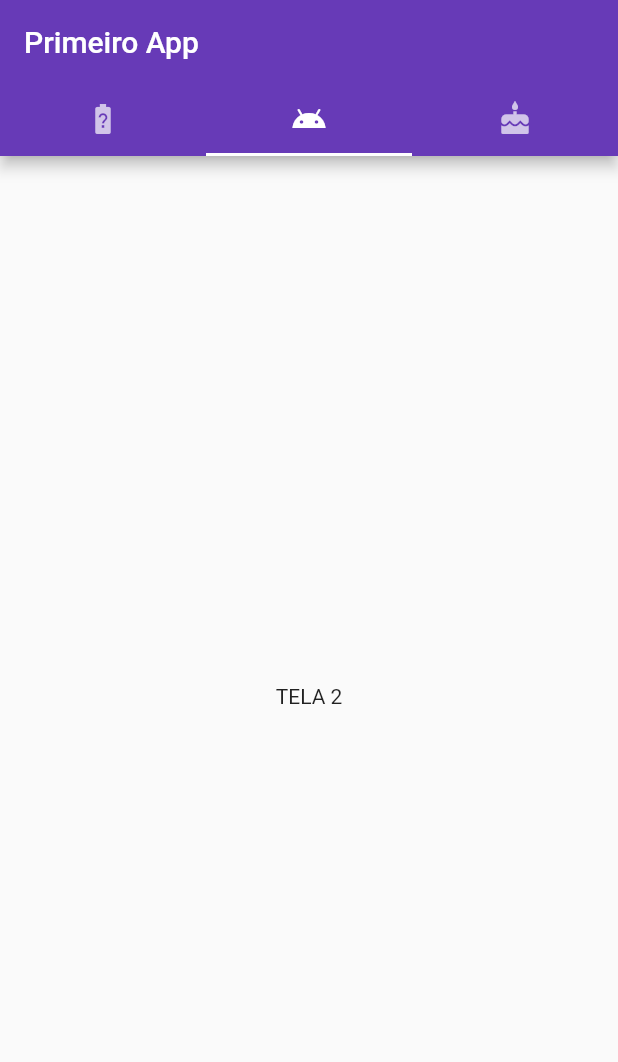
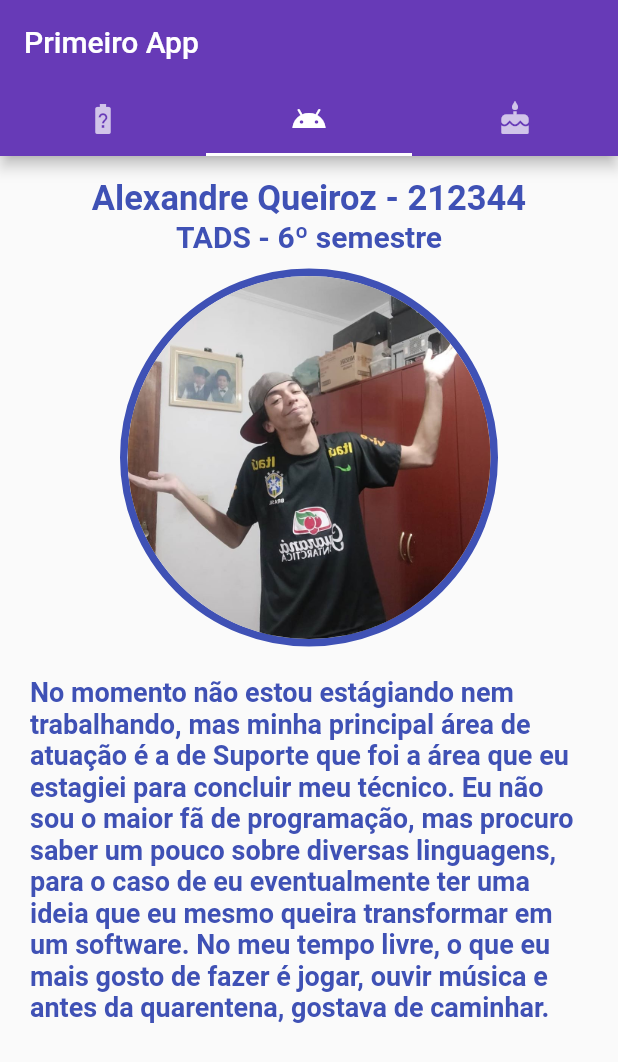
Before and after one commit to victorpereira01/prog-mobile-si700, a Flutter app: the screen it shows after launch, tab 2 chosen, on a phone screen of 412 x 824 dp. Shown: the top 1062 px of the screen. Run offline on Flutter 3.47's test engine with Material 2 defaults, Android fonts, the phone set to English and light mode, and no system bars.

Commit message:
Coloquei minha parte
Adicionei minhas informações no main.dart e coloquei minha foto na pasta assets

```diff
--- a/primeiro_app/lib/main.dart
+++ b/primeiro_app/lib/main.dart
@@ -36,7 +36,7 @@ class MyFirstApp extends StatelessWidget {
         ),
         body: TabBarView(children: [
           Center(child: generateVictorView()),
-          Center(child: Text("TELA 2")),
+          Center(child: generateAlexandreView()),
           Center(child: generateTrabalhoView()),
         ]));
   }
@@ -86,6 +86,48 @@ Widget generateVictorView() {
   ));
 }
 
+Widget generateAlexandreView() {
+  return Center(
+      child: Column(
+    children: [
+      Container(
+        margin: EdgeInsets.only(top: 15),
+        child: Text(
+          "Alexandre Queiroz - 212344",
+          style: TextStyle(
+              fontSize: 23, fontWeight: FontWeight.bold, color: Colors.indigo),
+        ),
+      ),
+      Text(
+        "TADS - 6º semestre",
+        style: TextStyle(
+            fontSize: 20, fontWeight: FontWeight.bold, color: Colors.indigo),
+      ),
+      Container(
+          decoration: BoxDecoration(
+              shape: BoxShape.circle,
+              border: Border.all(color: Colors.indigo, width: 5)),
+          margin: EdgeInsets.only(right: 80, left: 80, top: 10),
+          child: ClipRRect(
+              borderRadius: BorderRadius.circular(200),
+              child: Image.asset('assets/images/alexandre.jpg'))),
+      Padding(
+          padding: EdgeInsets.all(20),
+          child: Text(
+              "No momento não estou estágiando nem trabalhando, mas minha principal área de "
+              "atuação é a de Suporte que foi a área que eu estagiei para concluir meu técnico. "
+              "Eu não sou o maior fã de programação, mas procuro saber um pouco sobre diversas "
+              "linguagens, para o caso de eu eventualmente ter uma ideia que eu mesmo queira "
+              "transformar em um software. No meu tempo livre, o que eu mais gosto de fazer é "
+              "jogar, ouvir música e antes da quarentena, gostava de caminhar.",
+              style: TextStyle(
+                  fontSize: 18,
+                  fontWeight: FontWeight.bold,
+                  color: Colors.indigo)))
+    ],
+  ));
+}
+
 Widget generateTrabalhoView() {
   return Center(
     child: Column(
```
Also changed, not shown: primeiro_app/assets/images/alexandre.jpg (added).
